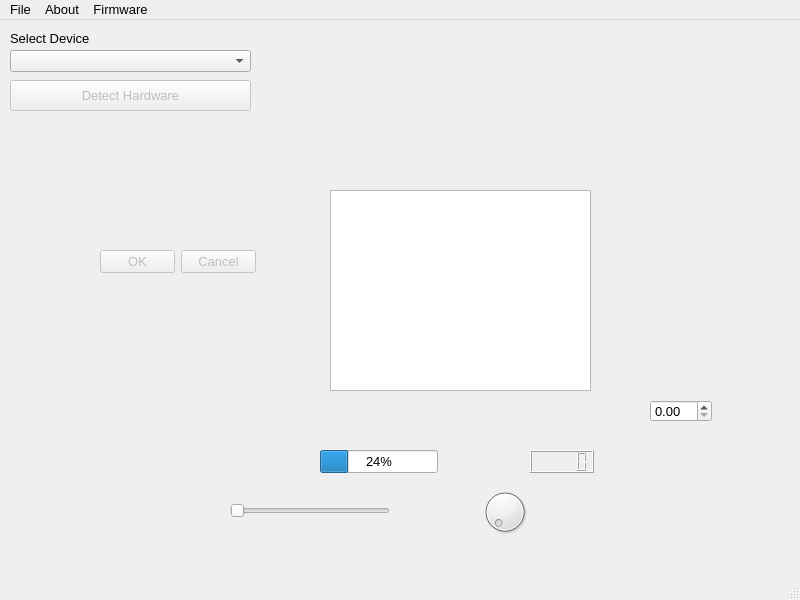
The window that src/mainwindow.ui (creatorlars/lzxinstaller) describes before a commit, drawn with Qt 5.
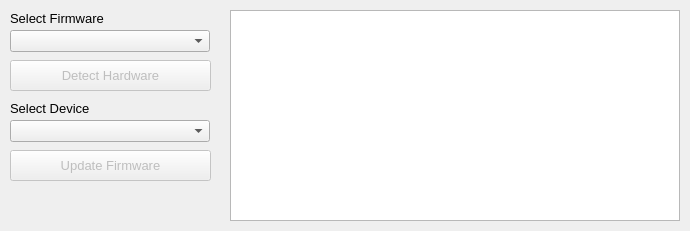
The same window after the commit.

Commit message: firmware update actions and views

The edit to the form file:
```diff
--- a/src/mainwindow.ui
+++ b/src/mainwindow.ui
@@ -6,8 +6,8 @@
    <rect>
     <x>0</x>
     <y>0</y>
-    <width>800</width>
-    <height>600</height>
+    <width>690</width>
+    <height>231</height>
    </rect>
   </property>
   <property name="font">
@@ -26,12 +26,12 @@
    <string notr="true"/>
   </property>
   <widget class="QWidget" name="centralwidget">
-   <widget class="QComboBox" name="deviceMenu">
+   <widget class="QComboBox" name="firmwareMenu">
     <property name="geometry">
      <rect>
       <x>10</x>
       <y>30</y>
-      <width>241</width>
+      <width>200</width>
       <height>22</height>
      </rect>
     </property>
@@ -66,7 +66,7 @@
      </property>
     </item>
    </widget>
-   <widget class="QLabel" name="deviceMenuLabel">
+   <widget class="QLabel" name="firmwareMenuLabel">
     <property name="geometry">
      <rect>
       <x>10</x>
@@ -76,7 +76,7 @@
      </rect>
     </property>
     <property name="text">
-     <string>Select Device</string>
+     <string>Select Firmware</string>
     </property>
    </widget>
    <widget class="QPushButton" name="detectHardwareButton">
@@ -87,7 +87,7 @@
      <rect>
       <x>10</x>
       <y>60</y>
-      <width>241</width>
+      <width>201</width>
       <height>31</height>
      </rect>
     </property>
@@ -95,136 +95,87 @@
      <string>Detect Hardware</string>
     </property>
    </widget>
-   <widget class="QDialogButtonBox" name="buttonBox">
-    <property name="enabled">
-     <bool>false</bool>
-    </property>
-    <property name="geometry">
-     <rect>
-      <x>100</x>
-      <y>230</y>
-      <width>156</width>
-      <height>23</height>
-     </rect>
-    </property>
-    <property name="standardButtons">
-     <set>QDialogButtonBox::Cancel|QDialogButtonBox::Ok</set>
-    </property>
-   </widget>
-   <widget class="QSlider" name="horizontalSlider">
+   <widget class="QPlainTextEdit" name="textConsole">
     <property name="geometry">
      <rect>
       <x>230</x>
-      <y>480</y>
-      <width>160</width>
-      <height>22</height>
+      <y>10</y>
+      <width>450</width>
+      <height>211</height>
      </rect>
     </property>
-    <property name="orientation">
-     <enum>Qt::Horizontal</enum>
-    </property>
    </widget>
-   <widget class="QLCDNumber" name="lcdNumber">
-    <property name="geometry">
-     <rect>
-      <x>530</x>
-      <y>430</y>
-      <width>64</width>
-      <height>23</height>
-     </rect>
+   <widget class="QPushButton" name="updateFirmwareButton">
+    <property name="enabled">
+     <bool>false</bool>
     </property>
-   </widget>
-   <widget class="QProgressBar" name="progressBar">
     <property name="geometry">
      <rect>
-      <x>320</x>
-      <y>430</y>
-      <width>118</width>
-      <height>23</height>
+      <x>10</x>
+      <y>150</y>
+      <width>201</width>
+      <height>31</height>
      </rect>
     </property>
-    <property name="value">
-     <number>24</number>
+    <property name="text">
+     <string>Update Firmware</string>
     </property>
    </widget>
-   <widget class="QDial" name="dial">
+   <widget class="QComboBox" name="deviceMenu">
     <property name="geometry">
      <rect>
-      <x>480</x>
-      <y>460</y>
-      <width>50</width>
-      <height>64</height>
-     </rect>
-    </property>
-   </widget>
-   <widget class="QDoubleSpinBox" name="doubleSpinBox">
-    <property name="geometry">
-     <rect>
-      <x>650</x>
-      <y>380</y>
-      <width>62</width>
+      <x>10</x>
+      <y>120</y>
+      <width>200</width>
       <height>22</height>
      </rect>
     </property>
+    <item>
+     <property name="text">
+      <string/>
+     </property>
+    </item>
+    <item>
+     <property name="text">
+      <string>Chromagnon</string>
+     </property>
+    </item>
+    <item>
+     <property name="text">
+      <string>TBC2</string>
+     </property>
+    </item>
+    <item>
+     <property name="text">
+      <string>Memory Palace</string>
+     </property>
+    </item>
+    <item>
+     <property name="text">
+      <string>Diver</string>
+     </property>
+    </item>
+    <item>
+     <property name="text">
+      <string>Escher Sketch</string>
+     </property>
+    </item>
    </widget>
-   <widget class="QTextEdit" name="textEdit">
+   <widget class="QLabel" name="deviceMenuLabel">
     <property name="geometry">
      <rect>
-      <x>330</x>
-      <y>170</y>
-      <width>261</width>
-      <height>201</height>
+      <x>10</x>
+      <y>100</y>
+      <width>231</width>
+      <height>16</height>
      </rect>
     </property>
-   </widget>
-  </widget>
-  <widget class="QMenuBar" name="menubar">
-   <property name="geometry">
-    <rect>
-     <x>0</x>
-     <y>0</y>
-     <width>800</width>
-     <height>22</height>
-    </rect>
-   </property>
-   <widget class="QMenu" name="menuFile">
-    <property name="title">
-     <string>File</string>
+    <property name="text">
+     <string>Select Device</string>
     </property>
     <addaction name="actionExit"/>
    </widget>
-   <widget class="QMenu" name="menuAbout">
-    <property name="title">
-     <string>About</string>
-    </property>
-    <addaction name="actionAbout_LZX"/>
-   </widget>
-   <widget class="QMenu" name="menuFirmware">
-    <property name="title">
-     <string>Firmware</string>
-    </property>
-    <addaction name="actionDevice_Firmware_Update"/>
-   </widget>
-   <addaction name="menuFile"/>
-   <addaction name="menuAbout"/>
-   <addaction name="menuFirmware"/>
   </widget>
-  <widget class="QStatusBar" name="statusbar"/>
-  <action name="actionExit">
-   <property name="text">
-    <string>Exit</string>
-   </property>
-  </action>
-  <action name="actionAbout_LZX">
-   <property name="text">
-    <string>About LZX</string>
-   </property>
-  </action>
-  <action name="actionDevice_Firmware_Update">
-   <property name="text">
-    <string>Update Device Firmware</string>
-   </property>
-  </action>
  </widget>
  <resources/>
  <connections/>
```
Left out of the diff: 3 changed lines with no effect on the pictures. The commit also changes 8 other files.
